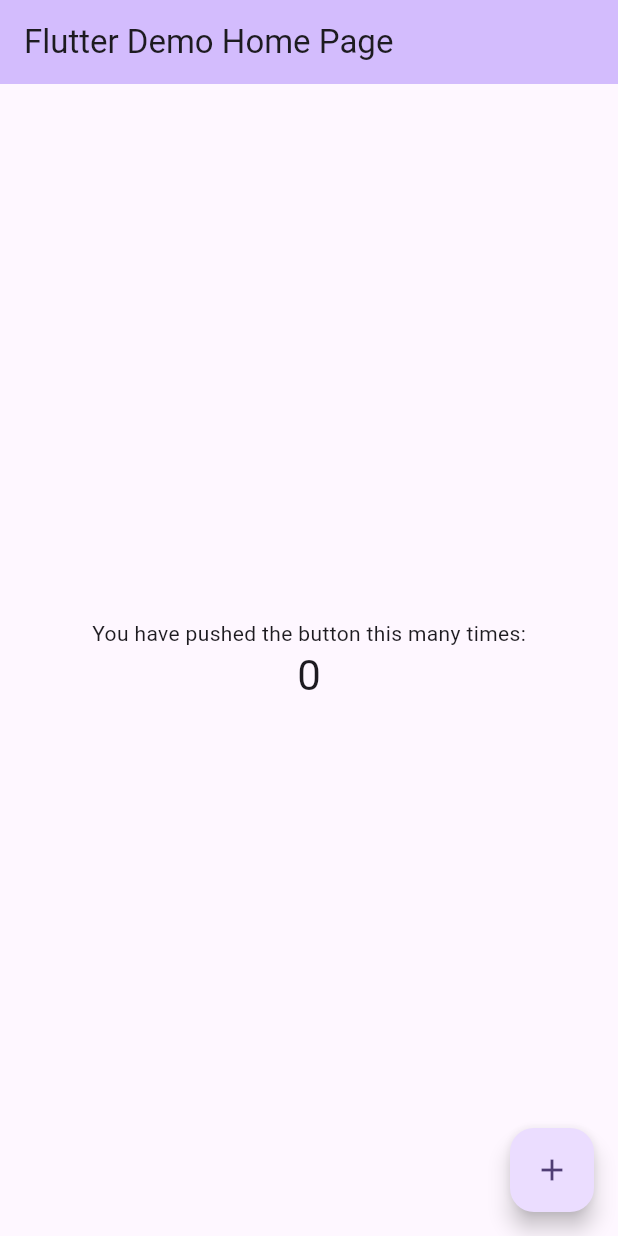
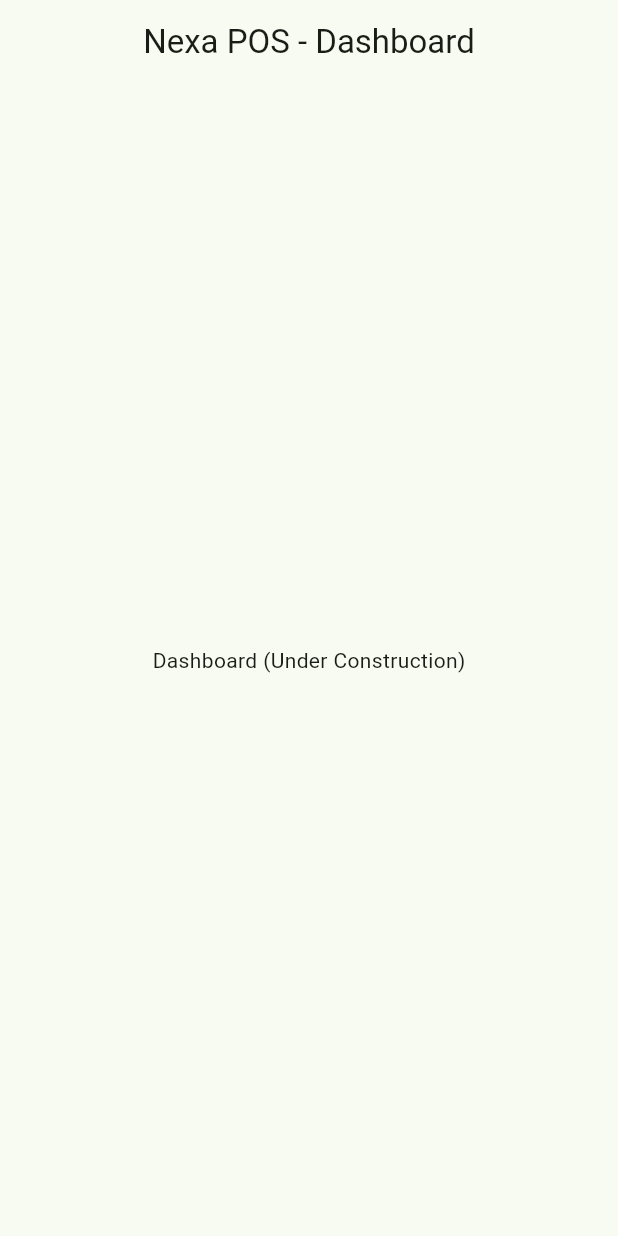
Before and after one commit to shahriasayad/nexa_pos, a Flutter app: the screen it shows after launch, on a phone screen of 412 x 824 dp. Run offline on Flutter 3.47's test engine with Material 3 defaults, Android fonts, the phone set to English and light mode, and no system bars.

Commit message:
Application Foundation making done

```diff
--- /dev/null
+++ b/lib/core/navigation/app_router.dart
@@ -0,0 +1,24 @@
+import 'package:flutter/material.dart';
+import 'package:nexa_pos/features/dashboard/presentation/dashboard_screen.dart';
+
+class AppRoutes {
+  static const String dashboard = '/';
+}
+
+class AppRouter {
+  static Route<dynamic> generateRoute(RouteSettings settings) {
+    switch (settings.name) {
+      case AppRoutes.dashboard:
+        return MaterialPageRoute(builder: (_) => const DashboardScreen());
+      default:
+        return MaterialPageRoute(
+          builder: (_) => Scaffold(
+            appBar: AppBar(title: const Text('Error')),
+            body: Center(
+              child: Text('No route defined for ${settings.name}'),
+            ),
+          ),
+        );
+    }
+  }
+}
--- /dev/null
+++ b/lib/core/theme/app_theme.dart
@@ -0,0 +1,59 @@
+import 'package:flutter/material.dart';
+
+class AppTheme {
+  static ThemeData get lightTheme {
+    return ThemeData(
+      colorScheme: ColorScheme.fromSeed(
+        seedColor: const Color(0xFF2E7D32),
+        brightness: Brightness.light,
+      ),
+      useMaterial3: true,
+      appBarTheme: const AppBarTheme(
+        centerTitle: true,
+        elevation: 0,
+      ),
+      inputDecorationTheme: InputDecorationTheme(
+        border: OutlineInputBorder(
+          borderRadius: BorderRadius.circular(8),
+        ),
+        filled: true,
+      ),
+      elevatedButtonTheme: ElevatedButtonThemeData(
+        style: ElevatedButton.styleFrom(
+          shape: RoundedRectangleBorder(
+            borderRadius: BorderRadius.circular(8),
+          ),
+          padding: const EdgeInsets.symmetric(horizontal: 24, vertical: 12),
+        ),
+      ),
+    );
+  }
+
+  static ThemeData get darkTheme {
+    return ThemeData(
+      colorScheme: ColorScheme.fromSeed(
+        seedColor: const Color(0xFF2E7D32),
+        brightness: Brightness.dark,
+      ),
+      useMaterial3: true,
+      appBarTheme: const AppBarTheme(
+        centerTitle: true,
+        elevation: 0,
+      ),
+      inputDecorationTheme: InputDecorationTheme(
+        border: OutlineInputBorder(
+          borderRadius: BorderRadius.circular(8),
+        ),
+        filled: true,
+      ),
+      elevatedButtonTheme: ElevatedButtonThemeData(
+        style: ElevatedButton.styleFrom(
+          shape: RoundedRectangleBorder(
+            borderRadius: BorderRadius.circular(8),
+          ),
+          padding: const EdgeInsets.symmetric(horizontal: 24, vertical: 12),
+        ),
+      ),
+    );
+  }
+}
--- /dev/null
+++ b/lib/features/dashboard/presentation/dashboard_screen.dart
@@ -0,0 +1,17 @@
+import 'package:flutter/material.dart';
+
+class DashboardScreen extends StatelessWidget {
+  const DashboardScreen({super.key});
+
+  @override
+  Widget build(BuildContext context) {
+    return Scaffold(
+      appBar: AppBar(
+        title: const Text('Nexa POS - Dashboard'),
+      ),
+      body: const Center(
+        child: Text('Dashboard (Under Construction)'),
+      ),
+    );
+  }
+}
--- a/lib/main.dart
+++ b/lib/main.dart
@@ -1,122 +1,25 @@
 import 'package:flutter/material.dart';
+import 'package:nexa_pos/core/theme/app_theme.dart';
+import 'package:nexa_pos/core/navigation/app_router.dart';
 
 void main() {
-  runApp(const MyApp());
+  WidgetsFlutterBinding.ensureInitialized();
+  runApp(const NexaPosApp());
 }
 
-class MyApp extends StatelessWidget {
-  const MyApp({super.key});
+class NexaPosApp extends StatelessWidget {
+  const NexaPosApp({super.key});
 
-  // This widget is the root of your application.
   @override
   Widget build(BuildContext context) {
     return MaterialApp(
-      title: 'Flutter Demo',
-      theme: ThemeData(
-        // This is the theme of your application.
-        //
-        // TRY THIS: Try running your application with "flutter run". You'll see
-        // the application has a purple toolbar. Then, without quitting the app,
-        // try changing the seedColor in the colorScheme below to Colors.green
-        // and then invoke "hot reload" (save your changes or press the "hot
-        // reload" button in a Flutter-supported IDE, or press "r" if you used
-        // the command line to start the app).
-        //
-        // Notice that the counter didn't reset back to zero; the application
-        // state is not lost during the reload. To reset the state, use hot
-        // restart instead.
-        //
-        // This works for code too, not just values: Most code changes can be
-        // tested with just a hot reload.
-        colorScheme: .fromSeed(seedColor: Colors.deepPurple),
-      ),
-      home: const MyHomePage(title: 'Flutter Demo Home Page'),
+      title: 'Nexa POS',
+      theme: AppTheme.lightTheme,
+      darkTheme: AppTheme.darkTheme,
+      themeMode: ThemeMode.system,
+      initialRoute: AppRoutes.dashboard,
+      onGenerateRoute: AppRouter.generateRoute,
+      debugShowCheckedModeBanner: false,
     );
   }
 }
-
-class MyHomePage extends StatefulWidget {
-  const MyHomePage({super.key, required this.title});
-
-  // This widget is the home page of your application. It is stateful, meaning
-  // that it has a State object (defined below) that contains fields that affect
-  // how it looks.
-
-  // This class is the configuration for the state. It holds the values (in this
-  // case the title) provided by the parent (in this case the App widget) and
-  // used by the build method of the State. Fields in a Widget subclass are
-  // always marked "final".
-
-  final String title;
-
-  @override
-  State<MyHomePage> createState() => _MyHomePageState();
-}
-
-class _MyHomePageState extends State<MyHomePage> {
-  int _counter = 0;
-
-  void _incrementCounter() {
-    setState(() {
-      // This call to setState tells the Flutter framework that something has
-      // changed in this State, which causes it to rerun the build method below
-      // so that the display can reflect the updated values. If we changed
-      // _counter without calling setState(), then the build method would not be
-      // called again, and so nothing would appear to happen.
-      _counter++;
-    });
-  }
-
-  @override
-  Widget build(BuildContext context) {
-    // This method is rerun every time setState is called, for instance as done
-    // by the _incrementCounter method above.
-    //
-    // The Flutter framework has been optimized to make rerunning build methods
-    // fast, so that you can just rebuild anything that needs updating rather
-    // than having to individually change instances of widgets.
-    return Scaffold(
-      appBar: AppBar(
-        // TRY THIS: Try changing the color here to a specific color (to
-        // Colors.amber, perhaps?) and trigger a hot reload to see the AppBar
-        // change color while the other colors stay the same.
-        backgroundColor: Theme.of(context).colorScheme.inversePrimary,
-        // Here we take the value from the MyHomePage object that was created by
-        // the App.build method, and use it to set our appbar title.
-        title: Text(widget.title),
-      ),
-      body: Center(
-        // Center is a layout widget. It takes a single child and positions it
-        // in the middle of the parent.
-        child: Column(
-          // Column is also a layout widget. It takes a list of children and
-          // arranges them vertically. By default, it sizes itself to fit its
-          // children horizontally, and tries to be as tall as its parent.
-          //
-          // Column has various properties to control how it sizes itself and
-          // how it positions its children. Here we use mainAxisAlignment to
-          // center the children vertically; the main axis here is the vertical
-          // axis because Columns are vertical (the cross axis would be
-          // horizontal).
-          //
-          // TRY THIS: Invoke "debug painting" (choose the "Toggle Debug Paint"
-          // action in the IDE, or press "p" in the console), to see the
-          // wireframe for each widget.
-          mainAxisAlignment: .center,
-          children: [
-            const Text('You have pushed the button this many times:'),
-            Text(
-              '$_counter',
-              style: Theme.of(context).textTheme.headlineMedium,
-            ),
-          ],
-        ),
-      ),
-      floatingActionButton: FloatingActionButton(
-        onPressed: _incrementCounter,
-        tooltip: 'Increment',
-        child: const Icon(Icons.add),
-      ),
-    );
-  }
-}
```
Also changed, not shown: lib/core/error/failures.dart (added, +16 -0 lines), lib/core/state/view_state.dart (added, +7 -0 lines), lib/shared/widgets/empty_state_view.dart (added, +50 -0 lines), lib/shared/widgets/error_view.dart (added, +45 -0 lines), lib/shared/widgets/loading_view.dart (added, +27 -0 lines), lib/shared/widgets/responsive_layout.dart (added, +39 -0 lines), skills-lock.json (added, +11 -0 lines).
